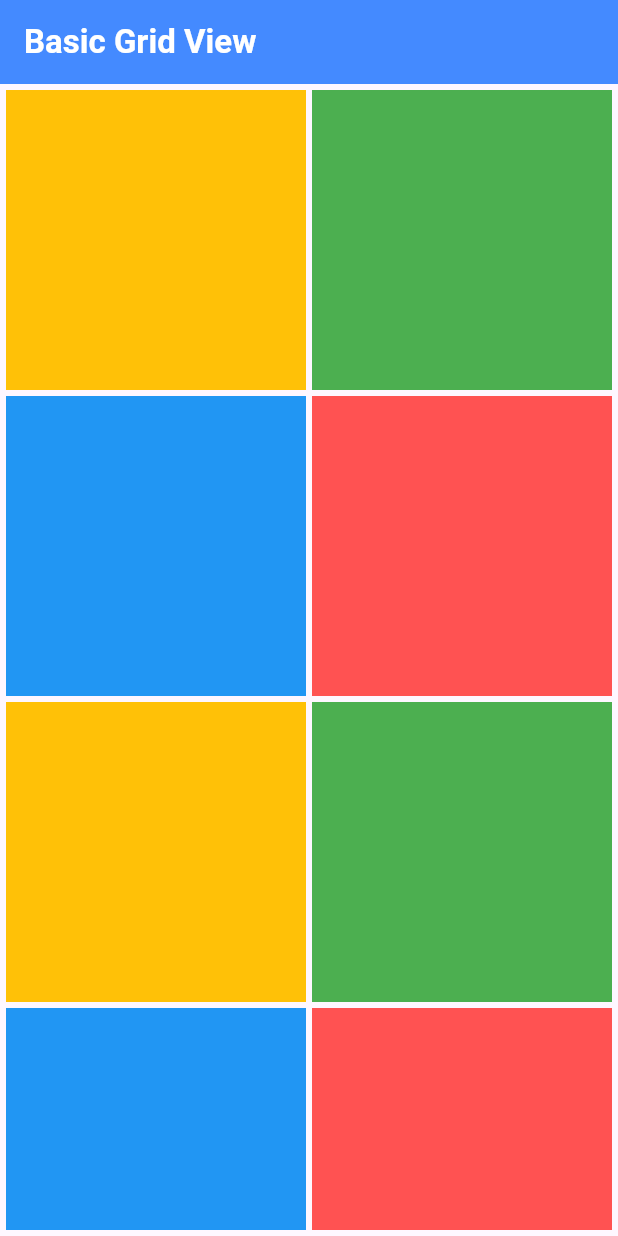
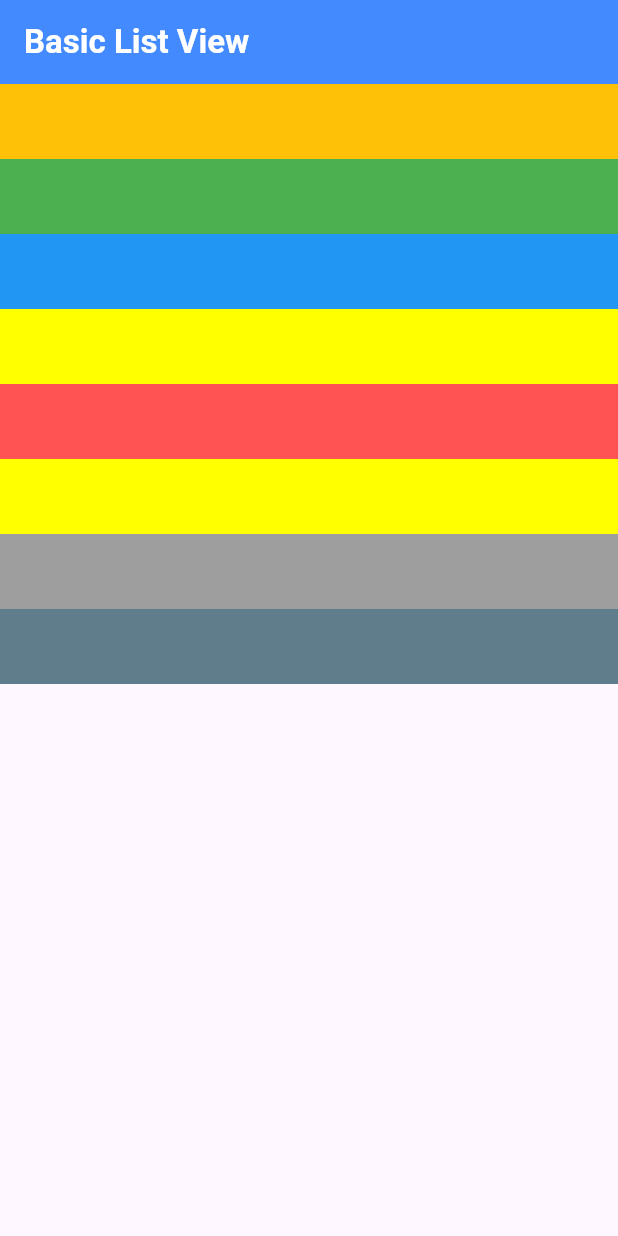
Before and after one commit to kodirzaelani/basicflutter3x, a Flutter app: the screen it shows after launch, on a phone screen of 412 x 824 dp. Run offline on Flutter 3.47's test engine with Material 2 defaults, Android fonts, the phone set to English and light mode, and no system bars.

Commit message:
Basic List View

```diff
--- a/lib/main.dart
+++ b/lib/main.dart
@@ -1,5 +1,6 @@
 import 'package:flutter/material.dart';
-import 'package:flutter_stack/screens/basic_gridview.dart';
+// import 'package:flutter_stack/screens/basic_gridview.dart';
+import 'package:flutter_stack/screens/basic_listview.dart';
 // import 'package:flutter_stack/screens/basic_counter.dart';
 // import 'package:flutter_stack/screens/basic_stack.dart';
 
@@ -19,7 +20,7 @@ class MyApp extends StatelessWidget {
         colorScheme: ColorScheme.fromSeed(seedColor: Colors.deepPurple),
         useMaterial3: true,
       ),
-      home: const BasicGridView(),
+      home: const BasicListView(),
     );
   }
 }
--- /dev/null
+++ b/lib/screens/basic_listview.dart
@@ -0,0 +1,57 @@
+import 'package:flutter/material.dart';
+
+class BasicListView extends StatelessWidget {
+  const BasicListView({super.key});
+
+  @override
+  Widget build(BuildContext context) {
+    return Scaffold(
+      appBar: AppBar(
+        backgroundColor: Colors.blueAccent,
+        title: const Text(
+          'Basic List View',
+          style: TextStyle(
+            color: Colors.white,
+            fontWeight: FontWeight.bold,
+          ),
+        ),
+      ),
+      body: ListView(
+        children: [
+          Container(
+            height: 50,
+            color: Colors.amber,
+          ),
+          Container(
+            height: 50,
+            color: Colors.green,
+          ),
+          Container(
+            height: 50,
+            color: Colors.blue,
+          ),
+          Container(
+            height: 50,
+            color: Colors.yellowAccent,
+          ),
+          Container(
+            height: 50,
+            color: Colors.redAccent,
+          ),
+          Container(
+            height: 50,
+            color: Colors.yellowAccent,
+          ),
+          Container(
+            height: 50,
+            color: Colors.grey,
+          ),
+          Container(
+            height: 50,
+            color: Colors.blueGrey,
+          ),
+        ],
+      ),
+    );
+  }
+}
```
